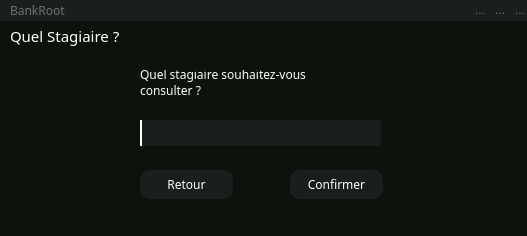
Before: the Qt Designer form quel_stagiaire.ui in SparqueeZ/Bank-Root, drawn with Qt 5.
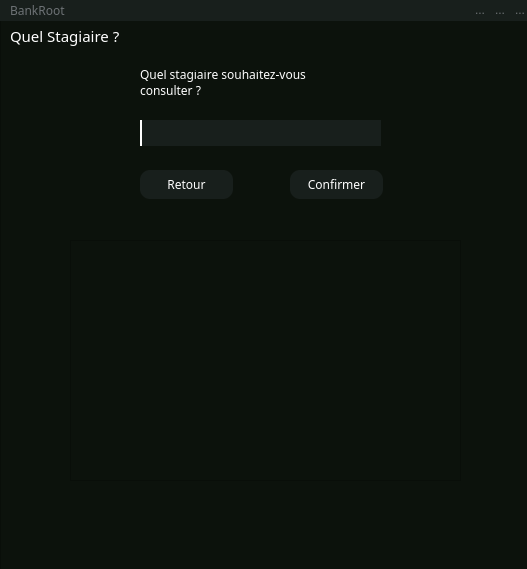
After: the same form once the commit is applied. Icons and pictures are not drawn.

Commit message: Creer utilisateur + recherche stagiaire employé et link screen en GUI

```diff
--- a/quel_stagiaire.ui
+++ b/quel_stagiaire.ui
@@ -7,7 +7,7 @@
     <x>0</x>
     <y>0</y>
     <width>527</width>
-    <height>236</height>
+    <height>569</height>
    </rect>
   </property>
   <property name="windowTitle">
@@ -19,7 +19,7 @@
      <x>0</x>
      <y>0</y>
      <width>530</width>
-     <height>239</height>
+     <height>611</height>
     </rect>
    </property>
    <property name="styleSheet">
@@ -288,6 +288,29 @@
      </property>
     </widget>
    </widget>
+   <widget class="QScrollArea" name="scrollArea">
+    <property name="geometry">
+     <rect>
+      <x>70</x>
+      <y>240</y>
+      <width>391</width>
+      <height>241</height>
+     </rect>
+    </property>
+    <property name="widgetResizable">
+     <bool>true</bool>
+    </property>
+    <widget class="QWidget" name="scrollAreaWidgetContents">
+     <property name="geometry">
+      <rect>
+       <x>0</x>
+       <y>0</y>
+       <width>389</width>
+       <height>239</height>
+      </rect>
+     </property>
+    </widget>
+   </widget>
   </widget>
  </widget>
  <resources>
```
The commit also changes 12 other files.
